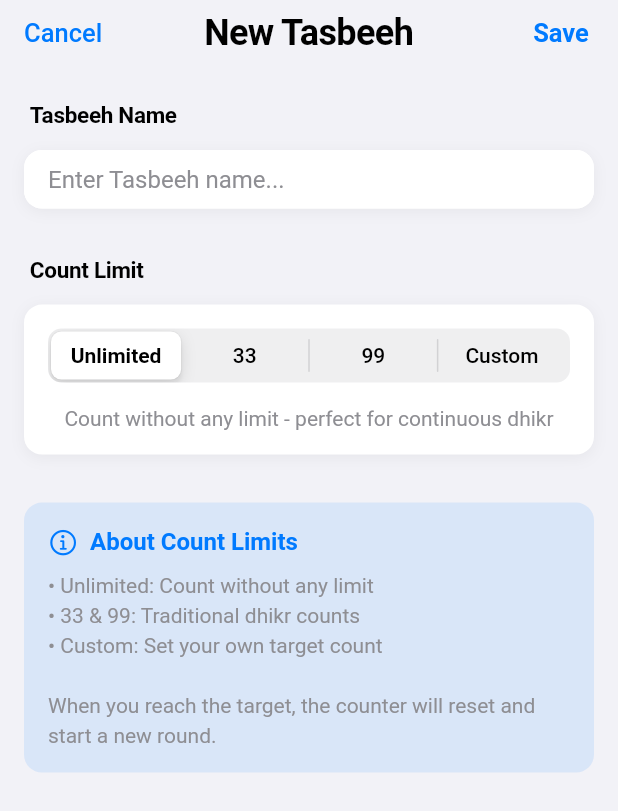
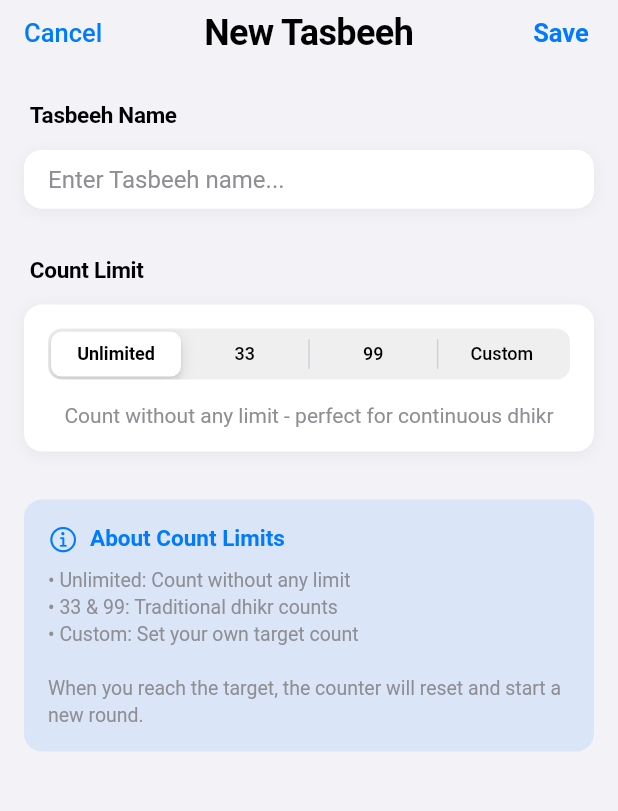
Before and after one commit to ahmed-sufi7/Digital-Tasbeeh, a Flutter app: the TasbeehFormModal screen opened directly, on a phone screen of 412 x 824 dp. Shown: the top 811 px of the screen. Run offline on Flutter 3.47's test engine with Material 3 defaults, Android fonts, the phone set to English and light mode, and no system bars; our stand-ins replace audioplayers, shared_preferences, sqflite, vibration; accounts and stored records are empty; Roboto replaces fonts that are missing (SF Pro Display).

```diff
--- a/digital_tasbeeh/lib/widgets/tasbeeh_form_modal.dart
+++ b/digital_tasbeeh/lib/widgets/tasbeeh_form_modal.dart
@@ -65,7 +65,7 @@ class _TasbeehFormModalState extends State<TasbeehFormModal> {
     return CupertinoPageScaffold(
       backgroundColor: AppColors.backgroundColor(isDark),
       navigationBar: CupertinoNavigationBar(
-        backgroundColor: AppColors.surfaceColor(isDark).withOpacity(0.9),
+        backgroundColor: AppColors.surfaceColor(isDark).withValues(alpha: 0.9),
         border: null,
         leading: CupertinoButton(
           padding: EdgeInsets.zero,
@@ -172,7 +172,7 @@ class _TasbeehFormModalState extends State<TasbeehFormModal> {
             : null,
         boxShadow: [
           BoxShadow(
-            color: CupertinoColors.black.withOpacity(0.05),
+            color: CupertinoColors.black.withValues(alpha: 0.05),
             blurRadius: 8,
             offset: const Offset(0, 2),
           ),
@@ -232,7 +232,7 @@ class _TasbeehFormModalState extends State<TasbeehFormModal> {
         borderRadius: BorderRadius.circular(12),
         boxShadow: [
           BoxShadow(
-            color: CupertinoColors.black.withOpacity(0.05),
+            color: CupertinoColors.black.withValues(alpha: 0.05),
             blurRadius: 8,
             offset: const Offset(0, 2),
           ),
@@ -255,7 +255,7 @@ class _TasbeehFormModalState extends State<TasbeehFormModal> {
                     child: Text(
                       _countOptions[i],
                       style: TextStyle(
-                        fontSize: 14,
+                        fontSize: 12,
                         fontFamily: AppTextStyles.fontFamily,
                       ),
                     ),
@@ -302,7 +302,7 @@ class _TasbeehFormModalState extends State<TasbeehFormModal> {
             : null,
         boxShadow: [
           BoxShadow(
-            color: CupertinoColors.black.withOpacity(0.05),
+            color: CupertinoColors.black.withValues(alpha: 0.05),
             blurRadius: 8,
             offset: const Offset(0, 2),
           ),
@@ -328,7 +328,7 @@ class _TasbeehFormModalState extends State<TasbeehFormModal> {
               color: AppColors.surfaceColor(isDark),
               borderRadius: BorderRadius.circular(12),
             ),
-            padding: const EdgeInsets.symmetric(horizontal: 16, vertical: 16),
+            padding: const EdgeInsets.symmetric(horizontal: 16, vertical: 10),
             keyboardType: TextInputType.number,
             inputFormatters: [
               FilteringTextInputFormatter.digitsOnly,
@@ -363,7 +363,7 @@ class _TasbeehFormModalState extends State<TasbeehFormModal> {
     return Container(
       padding: const EdgeInsets.all(16),
       decoration: BoxDecoration(
-        color: AppColors.primary.withOpacity(0.1),
+        color: AppColors.primary.withValues(alpha: 0.1),
         borderRadius: BorderRadius.circular(12),
       ),
       child: Column(
@@ -380,7 +380,7 @@ class _TasbeehFormModalState extends State<TasbeehFormModal> {
               Text(
                 'About Count Limits',
                 style: TextStyle(
-                  fontSize: 16,
+                  fontSize: 15,
                   fontWeight: FontWeight.w600,
                   color: AppColors.primary,
                   fontFamily: AppTextStyles.fontFamily,
@@ -395,7 +395,7 @@ class _TasbeehFormModalState extends State<TasbeehFormModal> {
             '• Custom: Set your own target count\n\n'
             'When you reach the target, the counter will reset and start a new round.',
             style: TextStyle(
-              fontSize: 14,
+              fontSize: 13,
               color: AppColors.textSecondaryColor(isDark),
               fontFamily: AppTextStyles.fontFamily,
               height: 1.4,
@@ -413,7 +413,7 @@ class _TasbeehFormModalState extends State<TasbeehFormModal> {
       case 1:
         return 'Traditional count of 33 - commonly used for Tasbih';
       case 2:
-        return 'Traditional count of 99 - one of the 99 names of Allah';
+        return 'Traditional count of 99 - commonly used for Tasbih';
       case 3:
         return 'Set your own custom target count';
       default:
```
